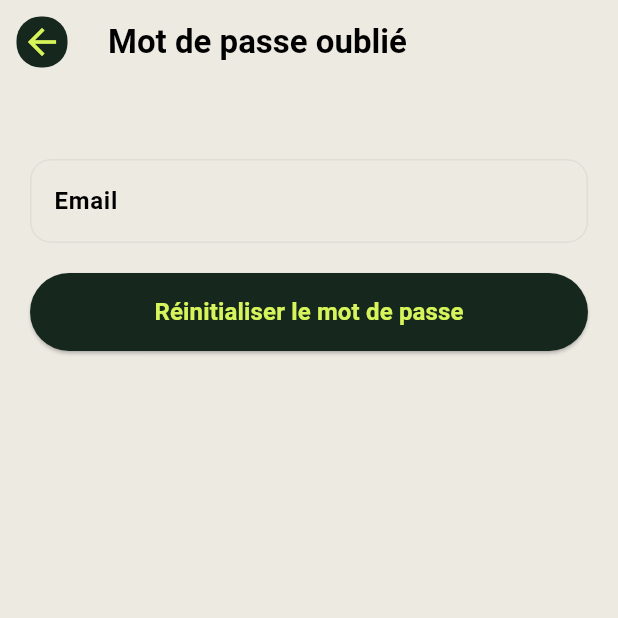
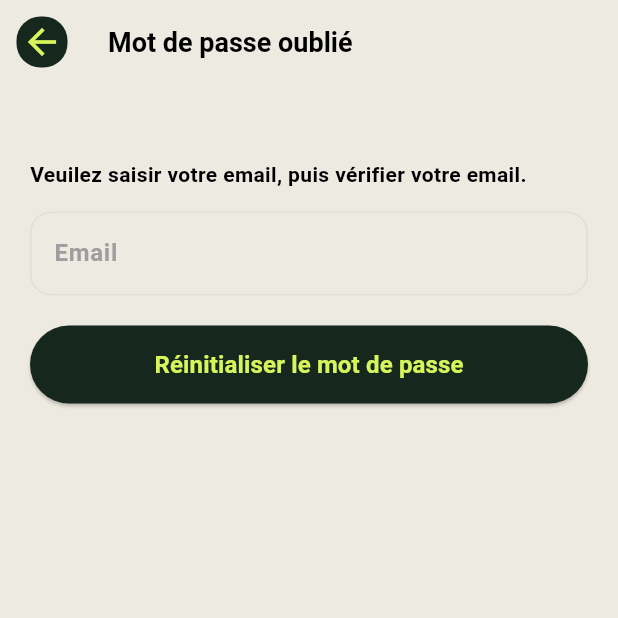
Before and after one commit to Mohamedissa282/parky, a Flutter app: the screen it shows after launch, after a tap on "Mot de passe oublié ?", on a phone screen of 412 x 824 dp, the top half of it. Run offline on Flutter 3.47's test engine with Material 3 defaults, Android fonts, the phone set to English and light mode, and no system bars; our stand-ins replace awesome_dialog, cloud_firestore, firebase_auth, firebase_core, firebase_storage, flutter_dotenv and 5 more; missing offline and left inert: flutter_polyline_points, gal; accounts and stored records are empty.

```diff
--- a/lib/Widget/myContainerWideget.dart
+++ b/lib/Widget/myContainerWideget.dart
@@ -24,7 +24,7 @@ class Mycontainerwideget extends StatelessWidget {
                 child: Column(
                   children: [
                     Text(
-                      "Ajoutez une phto et note si vous voulez, puis enregistre",
+                      "Ajoutez une photo et note si vous voulez, puis enregistre.",
                       style: TextStyle(
                         color: Colors.grey,
                         fontWeight: FontWeight.bold,
--- a/lib/Widget/textFormFieldWideget.dart
+++ b/lib/Widget/textFormFieldWideget.dart
@@ -7,15 +7,16 @@ class TextformfieldWideget extends StatelessWidget {
   final String? hintText;
   final Widget? prefixIcon;
   final Widget? suffixIcon;
+ final bool obscureText;
   final String? Function(String?)? validator;
   const TextformfieldWideget({super.key , required this.controller , required this.hintText, required this.prefixIcon,
-     this.suffixIcon, required this.validator
+     this.suffixIcon, required this.validator,required  this.obscureText
   });
 
   @override
   Widget build(BuildContext context) {
     return TextFormField(
-
+      obscureText:obscureText,
       controller: controller,
       validator: validator,
       keyboardType: TextInputType.emailAddress,
@@ -23,6 +24,7 @@ class TextformfieldWideget extends StatelessWidget {
         hintText: hintText,
         prefixIcon: prefixIcon,
         suffixIcon: suffixIcon ,
+
         filled: true,
         fillColor: Colors.white,
         contentPadding: const EdgeInsets.symmetric(vertical: 14),
--- a/lib/main.dart
+++ b/lib/main.dart
@@ -10,13 +10,14 @@ import 'package:mypost/pages/Authentification/inscription.dart';
 import 'package:mypost/pages/acceuilPage.dart';
 import 'package:mypost/pages/homme.dart';
 import 'package:mypost/pages/loading.dart';
+import 'package:mypost/pages/settingPage.dart';
 import 'package:provider/provider.dart';
-
+import 'package:flutter_dotenv/flutter_dotenv.dart';
 void main() async {
   WidgetsFlutterBinding.ensureInitialized();
 
   await Firebase.initializeApp(options: DefaultFirebaseOptions.currentPlatform);
-
+   await dotenv.load(fileName: '.env');
   runApp(
     MultiProvider(
       providers: [
--- a/lib/pages/Authentification/connexion.dart
+++ b/lib/pages/Authentification/connexion.dart
@@ -19,7 +19,7 @@ class ConnexionPage extends StatefulWidget {
 class _ConnexionPageState extends State<ConnexionPage> {
   final emailController = TextEditingController();
   final passwordController = TextEditingController();
-  bool _obscurePassword = true;
+  bool _obscurePassword = false;
   bool _isLoading = false;
 
   GlobalKey<FormState> key = new GlobalKey();
@@ -126,6 +126,7 @@ class _ConnexionPageState extends State<ConnexionPage> {
                       const SizedBox(height: 20),
 
                       TextformfieldWideget(
+                        obscureText: false,
                         controller: emailController,
                         hintText: "med@gmail.com",
 
@@ -140,14 +141,27 @@ class _ConnexionPageState extends State<ConnexionPage> {
                           if (!email) {
                             return "Email not valide";
                           }
-
                         },
                       ),
                       const SizedBox(height: 14),
                       TextformfieldWideget(
                         controller: passwordController,
+                       obscureText: !_obscurePassword,
+                        hintText: "mot de passe",
+                        suffixIcon: IconButton(
+                          icon: Icon(
+                            _obscurePassword
+                                ? Icons.visibility
+                                : Icons.visibility_off,
+                          ),
 
-                        hintText: "••••••••",
+                          onPressed: () {
+                            setState(() {
+                            _obscurePassword = !_obscurePassword;
+
+                            });
+                          },
+                        ),
                         prefixIcon: Icon(Icons.lock_outline),
                         validator: (value) {
                           if (value == null || value.isEmpty) {
@@ -156,7 +170,6 @@ class _ConnexionPageState extends State<ConnexionPage> {
                           if (value.length < 4) {
                             return "Le mot de passe doit contenir au moins 4 caractères";
                           }
-
                         },
                       ),
                       Align(
@@ -165,13 +178,14 @@ class _ConnexionPageState extends State<ConnexionPage> {
                           onPressed: () {
                             Navigator.push(
                               context,
-                                  MaterialPageRoute(builder: (_) => Forgotpasswordpage()),
+                              MaterialPageRoute(
+                                builder: (_) => Forgotpasswordpage(),
+                              ),
                             );
                           },
                           child: Text("Mot de passe oublié ?"),
                         ),
                       ),
-
 
                       const SizedBox(height: 18),
 
@@ -180,7 +194,7 @@ class _ConnexionPageState extends State<ConnexionPage> {
                         width: double.infinity,
                         height: 52,
                         child: ElevatedButton(
-                          onPressed: (){
+                          onPressed: () {
                             if (key.currentState!.validate()) {
                               login();
                             }
--- a/lib/pages/Authentification/forgotPasswordPage.dart
+++ b/lib/pages/Authentification/forgotPasswordPage.dart
@@ -16,11 +16,19 @@ class _ForgotpasswordpageState extends State<Forgotpasswordpage> {
   final TextEditingController emailController = TextEditingController();
   GlobalKey<FormState> _key = GlobalKey();
 
+  bool estLoading = false;
+
   Future<void> resetPassword() async {
     try {
+      setState(() {
+        estLoading = true;
+      });
       await FirebaseAuth.instance.sendPasswordResetEmail(
         email: emailController.text.trim(),
       );
+      setState(() {
+        estLoading = false;
+      });
 
       ScaffoldMessenger.of(context).showSnackBar(
         SnackBar(
@@ -48,7 +56,7 @@ await Future.delayed(Duration(seconds: 2));
       backgroundColor: ParkyColors.background,
       appBar: AppBar(
         backgroundColor: ParkyColors.background,
-        leading:  Padding(
+        leading: Padding(
           padding: const EdgeInsets.all(11.0),
           child: InkWell(
             onTap: () {
@@ -61,17 +69,32 @@ await Future.delayed(Duration(seconds: 2));
             ),
           ),
         ),
-        title: Text("Mot de passe oublié",
-            style: TextStyle(color: Colors.black, fontWeight: FontWeight.bold)
-
-
-        )),
+        title: Text(
+          "Mot de passe oublié",
+          style: TextStyle(
+            color: Colors.black,
+            fontWeight: FontWeight.bold,
+            fontSize: 18,
+          ),
+        ),
+      ),
       body: Padding(
         padding: EdgeInsetsGeometry.symmetric(horizontal: 20, vertical: 50),
         child: Form(
           key: _key,
           child: Column(
+            crossAxisAlignment: CrossAxisAlignment.start,
             children: [
+              Text(
+                "Veuilez saisir votre email, puis vérifier votre email.",
+                style: TextStyle(
+                  color: Colors.black,
+                  fontWeight: FontWeight.bold,
+                  fontSize: 14,
+                ),
+              ),
+
+              SizedBox(height: 15),
               TextFormField(
                 controller: emailController,
                 validator: (value) {
@@ -89,7 +112,10 @@ await Future.delayed(Duration(seconds: 2));
                 },
                 decoration: InputDecoration(
                   hintText: "Email",
-                  hintStyle: TextStyle(color: Colors.black, fontWeight: FontWeight.bold),
+                  hintStyle: TextStyle(
+                    color: Colors.grey,
+                    fontWeight: FontWeight.bold,
+                  ),
                   border: OutlineInputBorder(
                     borderRadius: BorderRadius.circular(14),
                     borderSide: const BorderSide(color: ParkyColors.borderGrey),
@@ -106,14 +132,40 @@ await Future.delayed(Duration(seconds: 2));
               ),
               SizedBox(height: 20),
 
-              Mybutton(text: "Réinitialiser le mot de passe", onPressed: (){
+              SizedBox(
+                width: double.infinity,
+                height: 52,
+                child: ElevatedButton(
+                  onPressed: () {
                     if (_key.currentState!.validate()) {
                       resetPassword();
-
-                    //Navigator.of(context).pop();
                     }
-              })
-
+                  },
+                  style: ElevatedButton.styleFrom(
+                    backgroundColor: ParkyColors.darkGreen,
+                    shape: RoundedRectangleBorder(
+                      borderRadius: BorderRadius.circular(26),
+                    ),
+                  ),
+                  child: estLoading
+                      ? const SizedBox(
+                                  width: 20,
+                                  height: 20,
+                                  child: CircularProgressIndicator(
+                                    strokeWidth: 2,
+                                    color: Colors.white,
+                                  ),
+                                )
+                      : Text(
+                          "Réinitialiser le mot de passe",
+                          style: TextStyle(
+                            color: ParkyColors.limeGreen,
+                            fontWeight: FontWeight.bold,
+                            fontSize: 16,
+                          ),
+                        ),
+                ),
+              ),
             ],
           ),
         ),
--- a/pubspec.yaml
+++ b/pubspec.yaml
@@ -36,11 +36,14 @@ dependencies:
   firebase_storage: ^13.6.0
   flutter:
     sdk: flutter
+  flutter_dotenv: ^6.0.1
   flutter_polyline_points: ^3.1.0
+  gal: ^2.3.2
   geocoding: ^5.0.0
   geolocator: ^14.0.3
   google_maps_flutter: ^2.18.2
   google_sign_in: ^7.2.0
+  http: ^1.6.0
   image_picker: ^1.2.3
   loading_animation_widget: ^1.3.0
   lottie: ^3.6.1
@@ -69,6 +72,7 @@ flutter:
   # To add assets to your application, add an assets section, like this:
   assets:
     - images/
+    - .env
   #   - images/a_dot_ham.jpeg
 
   # An image asset can refer to one or more resolution-specific "variants", see
```
Also changed, not shown: lib/pages/Authentification/inscription.dart (+17 -4 lines), lib/pages/SaveLocationPage.dart (+14 -11 lines), lib/pages/historique_page.dart (+29 -4 lines), lib/pages/homme.dart (+22 -9 lines), lib/pages/settingPage.dart (added, +98 -0 lines), pubspec.lock, 6 other files. Lines whose indentation alone changed are shown as unchanged.
